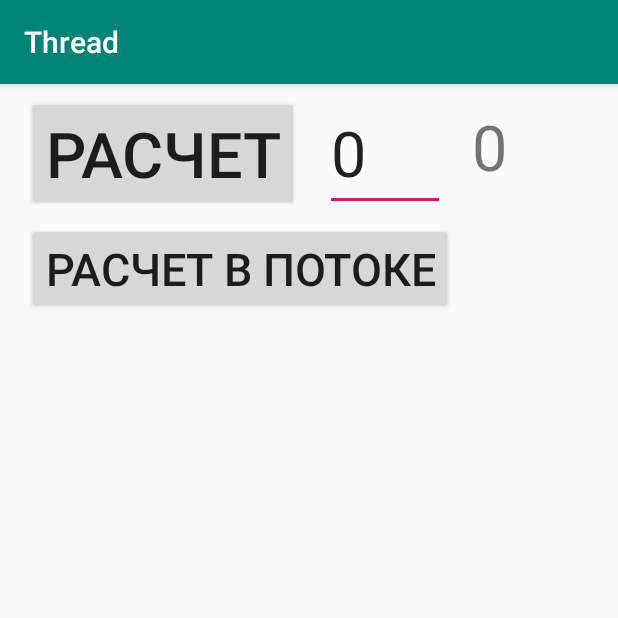
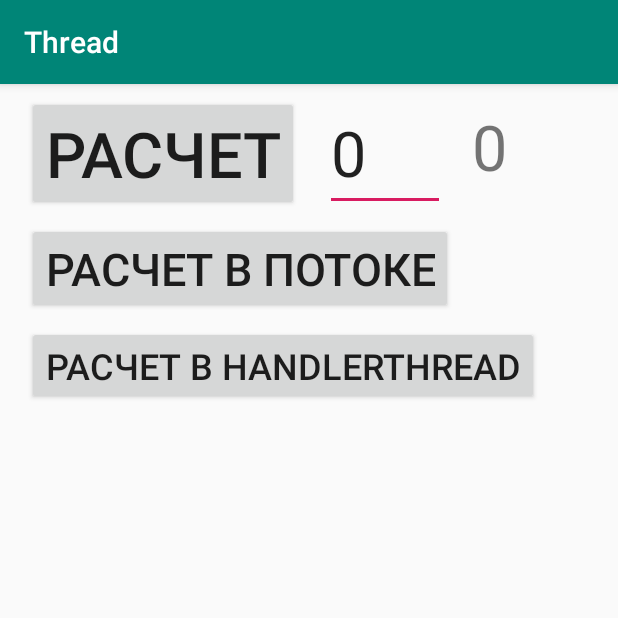
Before and after one commit to GeekBrainsAndroid/Android2019_2, an Android app: the screen it shows after launch (MainActivity), on a phone screen of 412 x 824 dp, the top half of it. Run offline under Robolectric (Android 15) with nearby library versions, the phone set to English and light mode, and no system bars.

Commit message:
Thread: Изучение HandlerThread

```diff
--- a/Lesson-3/Thread/app/src/main/java/ru/geekbrains/thread/MainActivity.java
+++ b/Lesson-3/Thread/app/src/main/java/ru/geekbrains/thread/MainActivity.java
@@ -1,6 +1,8 @@
 package ru.geekbrains.thread;
 
 import android.os.Bundle;
+import android.os.Handler;
+import android.os.HandlerThread;
 import android.view.View;
 import android.widget.Button;
 import android.widget.EditText;
@@ -28,6 +30,7 @@ public class MainActivity extends AppCompatActivity {
 
         initButton();
         initButtonThread();
+        initButtonHandlerThread();
     }
 
     private void initButton(){
@@ -68,6 +71,34 @@ public class MainActivity extends AppCompatActivity {
         });
     }
 
+    private void initButtonHandlerThread(){
+        Button calcThread = findViewById(R.id.calcThreadHandler);
+        final HandlerThread handlerThread = new HandlerThread("HandlerThread");
+        handlerThread.start();
+        final Handler handler = new Handler(handlerThread.getLooper());
+
+        calcThread.setOnClickListener(new View.OnClickListener() {
+            @Override
+            public void onClick(View view) {
+                textIndicator.setText(String.format("%sобращаемся в поток %s\n",  textIndicator.getText().toString(), handlerThread.getName()));
+                final int secs = Integer.parseInt(seconds.getText().toString());
+                handler.post(new Runnable() {
+                    @Override
+                    public void run() {
+                        calculate(secs);
+                        final String nameThread = Thread.currentThread().getName();
+                        textIndicator.post(new Runnable() {
+                            @Override
+                            public void run() {
+                                textIndicator.setText(String.format("%sИз потока %s\n",  textIndicator.getText().toString(), nameThread));
+                            }
+                        });
+                    }
+                });
+            }
+        });
+    }
+
     private long calculate(int seconds) {
         Date date = new Date();
         long diffInSec;
--- a/Lesson-3/Thread/app/src/main/res/layout/activity_main.xml
+++ b/Lesson-3/Thread/app/src/main/res/layout/activity_main.xml
@@ -22,10 +22,20 @@
         android:layout_width="wrap_content"
         android:layout_height="wrap_content"
         android:layout_marginTop="8dp"
+        android:text="Расчет в потоке"
         android:textSize="30sp"
-        android:text="Расчет в потоке"
         app:layout_constraintStart_toStartOf="@+id/button"
         app:layout_constraintTop_toBottomOf="@+id/button" />
+
+    <Button
+        android:id="@+id/calcThreadHandler"
+        android:layout_width="wrap_content"
+        android:layout_height="wrap_content"
+        android:layout_marginTop="8dp"
+        android:text="Расчет в HandlerThread"
+        android:textSize="24sp"
+        app:layout_constraintStart_toStartOf="@+id/calcThreadBtn"
+        app:layout_constraintTop_toBottomOf="@+id/calcThreadBtn" />
 
     <TextView
         android:id="@+id/textView"
@@ -49,7 +59,7 @@
         android:textSize="30sp"
         app:layout_constraintEnd_toEndOf="parent"
         app:layout_constraintStart_toStartOf="parent"
-        app:layout_constraintTop_toBottomOf="@+id/calcThreadBtn" />
+        app:layout_constraintTop_toBottomOf="@+id/calcThreadHandler" />
 
     <EditText
         android:id="@+id/editText"
```
